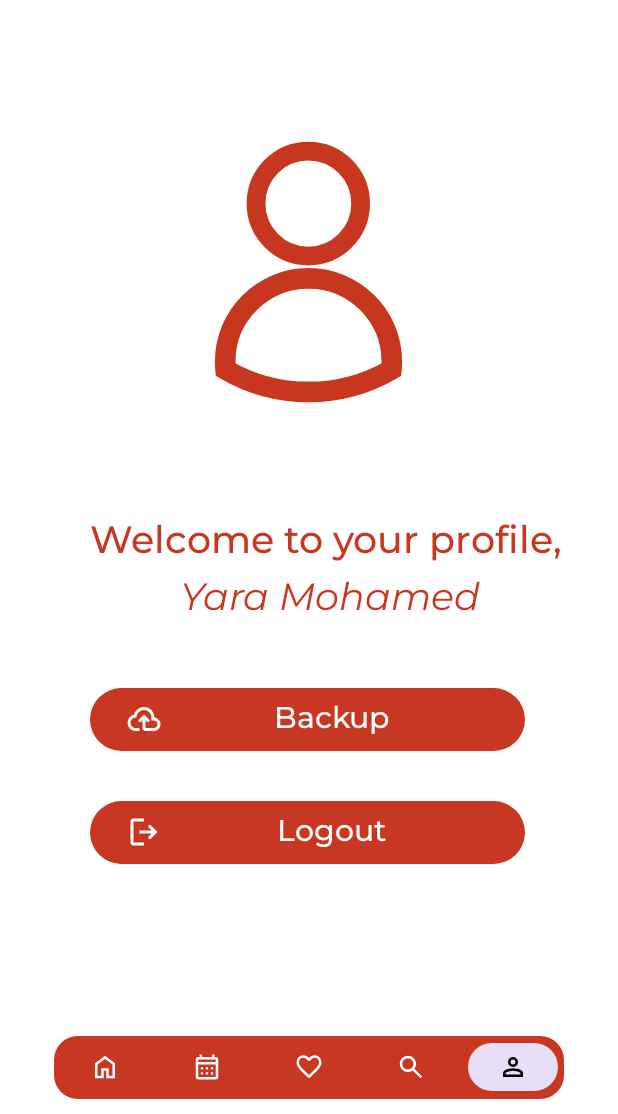
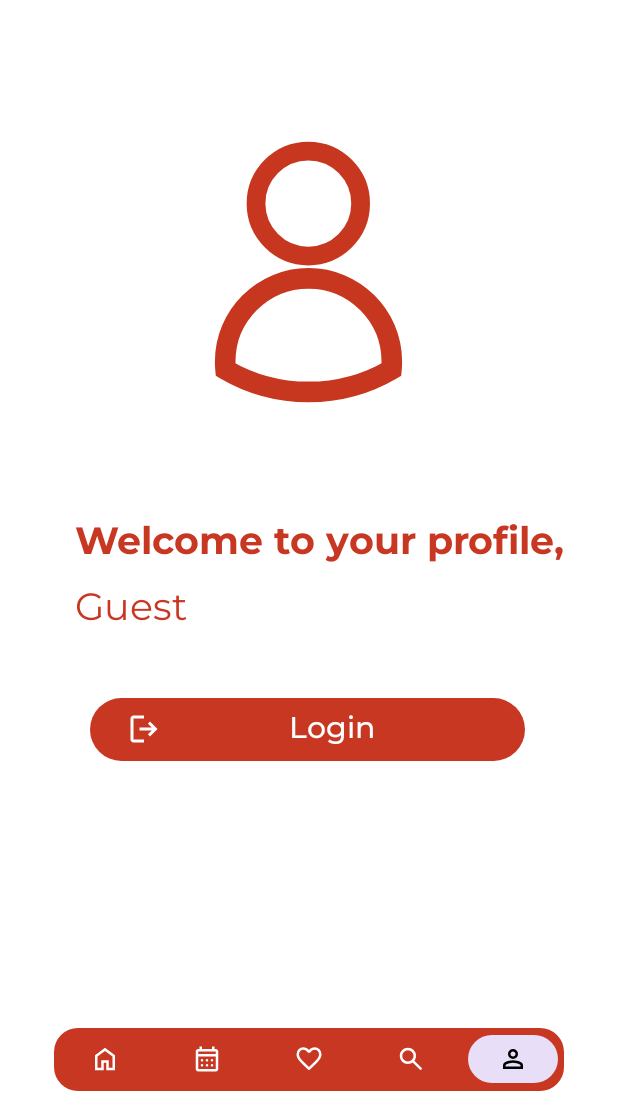
Before and after one commit to YarraMohamed/Dishcovery-Food-Planner-App, an Android app: the ProfileFragment screen opened through its navigation route, on a phone screen of 412 x 824 dp, the part 122-1236 px from its top. Run offline under Robolectric (Android 15) with nearby library versions, the phone set to English and light mode, and no system bars; our stand-ins replace Firebase (no records; nobody signed in at launch, a user with empty details on screens opened directly), navigation-ui.

Commit message:
Profile and logout

```diff
--- a/app/src/main/java/com/example/foodplanner/profile/view/ProfileFragment.java
+++ b/app/src/main/java/com/example/foodplanner/profile/view/ProfileFragment.java
@@ -1,18 +1,30 @@
 package com.example.foodplanner.profile.view;
 
+import android.content.Context;
+import android.content.SharedPreferences;
 import android.os.Bundle;
 
 import androidx.annotation.NonNull;
 import androidx.annotation.Nullable;
 import androidx.fragment.app.Fragment;
+import androidx.navigation.Navigation;
 
 import android.view.LayoutInflater;
 import android.view.View;
 import android.view.ViewGroup;
+import android.widget.Button;
+import android.widget.TextView;
+import android.widget.Toast;
 
 import com.example.foodplanner.R;
+import com.example.foodplanner.search.presenter.ProfilePresenter;
+import com.google.firebase.auth.FirebaseAuth;
 
-public class ProfileFragment extends Fragment {
+public class ProfileFragment extends Fragment implements ProfileInterface {
+    Button backupBtn,logoutBtn,loginBtn;
+    TextView nameTxt;
+    ProfilePresenter profilePresenter;
+    String username;
 
     public ProfileFragment() {
         // Required empty public constructor
@@ -33,6 +45,42 @@ public class ProfileFragment extends Fragment {
     @Override
     public void onViewCreated(@NonNull View view, @Nullable Bundle savedInstanceState) {
         super.onViewCreated(view, savedInstanceState);
+        backupBtn = view.findViewById(R.id.backupBtn);
+        logoutBtn = view.findViewById(R.id.logoutBtn);
+        loginBtn = view.findViewById(R.id.loginBtn);
+        nameTxt = view.findViewById(R.id.nameTxt);
+        profilePresenter = new ProfilePresenter(this,
+                requireContext().getSharedPreferences("credentials",Context.MODE_PRIVATE));
+
+        if(profilePresenter.checkAuth()){
+            backupBtn.setVisibility(Button.GONE);
+            logoutBtn.setVisibility(Button.GONE);
+            loginBtn.setVisibility(Button.VISIBLE);
+            nameTxt.setText("Guest");
+        }else{
+            backupBtn.setVisibility(Button.VISIBLE);
+            logoutBtn.setVisibility(Button.VISIBLE);
+            loginBtn.setVisibility(Button.GONE);
+        }
+
+        logoutBtn.setOnClickListener(v -> {
+           profilePresenter.logout();
+        });
+
+        loginBtn.setOnClickListener(v -> {
+            Navigation.findNavController(view).navigate(R.id.action_profileFragment_to_loginFragment);
+        });
 
     }
+
+    @Override
+    public void onLogout() {
+        Navigation.findNavController(requireView()).navigate(R.id.action_profileFragment_to_homeFragment);
+        Toast.makeText(getContext(),"Logged out Successfully",Toast.LENGTH_SHORT).show();
+    }
+
+    @Override
+    public void setUsername(String username) {
+        nameTxt.setText(username);
+    }
 }
--- /dev/null
+++ b/app/src/main/java/com/example/foodplanner/profile/view/ProfileInterface.java
@@ -0,0 +1,6 @@
+package com.example.foodplanner.profile.view;
+
+public interface ProfileInterface {
+    public void onLogout();
+    public void setUsername(String username);
+}
--- /dev/null
+++ b/app/src/main/java/com/example/foodplanner/search/presenter/ProfilePresenter.java
@@ -0,0 +1,37 @@
+package com.example.foodplanner.search.presenter;
+
+import android.content.SharedPreferences;
+
+import com.example.foodplanner.profile.view.ProfileInterface;
+import com.google.firebase.auth.FirebaseAuth;
+
+public class ProfilePresenter {
+    private FirebaseAuth auth;
+    private SharedPreferences preferences;
+    private ProfileInterface profileInterface;
+
+    public ProfilePresenter(ProfileInterface profileInterface,SharedPreferences preferences){
+        this.profileInterface = profileInterface;
+        this.preferences=preferences;
+        this.auth=FirebaseAuth.getInstance();
+    }
+
+    public void logout(){
+        SharedPreferences.Editor editor = preferences.edit();
+        editor.clear();
+        editor.commit();
+        auth.signOut();
+        profileInterface.onLogout();
+    }
+
+    public Boolean checkAuth(){
+        String userId = preferences.getString("userID","");
+        if(userId.isEmpty() || userId.equals("")) {
+            return true;
+        }
+        else {
+            profileInterface.setUsername(auth.getCurrentUser().getEmail().split("@")[0]);
+            return false;
+        }
+    }
+}
--- a/app/src/main/res/layout/activity_main.xml
+++ b/app/src/main/res/layout/activity_main.xml
@@ -29,7 +29,7 @@
         android:layout_height="42dp"
         android:layout_marginStart="29dp"
         android:layout_marginEnd="29dp"
-        android:layout_marginBottom="10dp"
+        android:layout_marginBottom="15dp"
         android:background="@drawable/bottom_bar"
         app:labelVisibilityMode="unlabeled"
         app:layout_constraintBottom_toBottomOf="parent"
--- a/app/src/main/res/layout/fragment_profile.xml
+++ b/app/src/main/res/layout/fragment_profile.xml
@@ -31,9 +31,9 @@
         android:id="@+id/textView5"
         android:layout_width="wrap_content"
         android:layout_height="wrap_content"
-        android:layout_marginStart="60dp"
+        android:layout_marginStart="50dp"
         android:layout_marginTop="36dp"
-        android:fontFamily="@font/montserrat_medium"
+        android:fontFamily="@font/montserrat_bold"
         android:text="@string/Welcome_to_profile"
         android:textColor="@color/dark_red"
         android:textSize="25sp"
@@ -41,12 +41,12 @@
         app:layout_constraintTop_toBottomOf="@+id/lottieAnimationView" />
 
     <TextView
-        android:id="@+id/textView6"
+        android:id="@+id/nameTxt"
         android:layout_width="wrap_content"
         android:layout_height="wrap_content"
-        android:layout_marginStart="60dp"
-        android:fontFamily="@font/montserrat_italic"
+        android:fontFamily="@font/montserrat_regular"
         android:text="@string/test_name"
+        android:layout_marginTop="5dp"
         android:textColor="@color/dark_red"
         android:textSize="25sp"
         app:layout_constraintStart_toStartOf="@+id/textView5"
@@ -60,7 +60,7 @@
         android:drawableLeft="@drawable/backup_logo"
         android:text="@string/backup"
         app:layout_constraintStart_toStartOf="parent"
-        app:layout_constraintTop_toBottomOf="@+id/textView6" />
+        app:layout_constraintTop_toBottomOf="@+id/nameTxt" />
 
     <com.google.android.material.button.MaterialButton
         android:id="@+id/logoutBtn"
@@ -71,4 +71,14 @@
         app:layout_constraintStart_toStartOf="@+id/backupBtn"
         app:layout_constraintTop_toBottomOf="@+id/backupBtn" />
 
+    <Button
+        android:id="@+id/loginBtn"
+        style="@style/Buttons"
+        android:layout_marginStart="60dp"
+        android:layout_marginTop="36dp"
+        android:text="@string/login"
+        android:drawableLeft="@drawable/logout_logo"
+        app:layout_constraintStart_toStartOf="parent"
+        app:layout_constraintTop_toBottomOf="@+id/logoutBtn" />
+
 </androidx.constraintlayout.widget.ConstraintLayout>
--- a/app/src/main/res/navigation/nav_graph.xml
+++ b/app/src/main/res/navigation/nav_graph.xml
@@ -66,11 +66,11 @@
         android:label="fragment_profile"
         tools:layout="@layout/fragment_profile" >
         <action
-            android:id="@+id/action_profileFragment_to_favouritesFragment"
-            app:destination="@id/favouritesFragment" />
+            android:id="@+id/action_profileFragment_to_homeFragment"
+            app:destination="@id/homeFragment" />
         <action
-            android:id="@+id/action_profileFragment_to_scheduleFragment"
-            app:destination="@id/scheduleFragment" />
+            android:id="@+id/action_profileFragment_to_loginFragment"
+            app:destination="@id/loginFragment" />
     </fragment>
 
     <fragment
```
